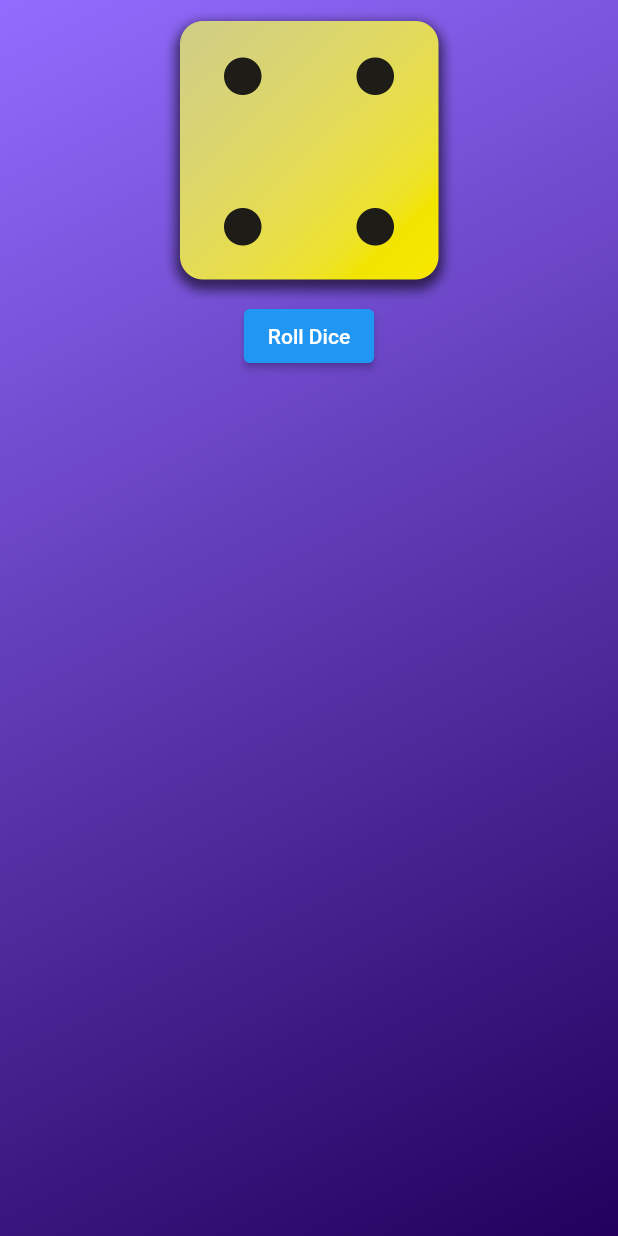
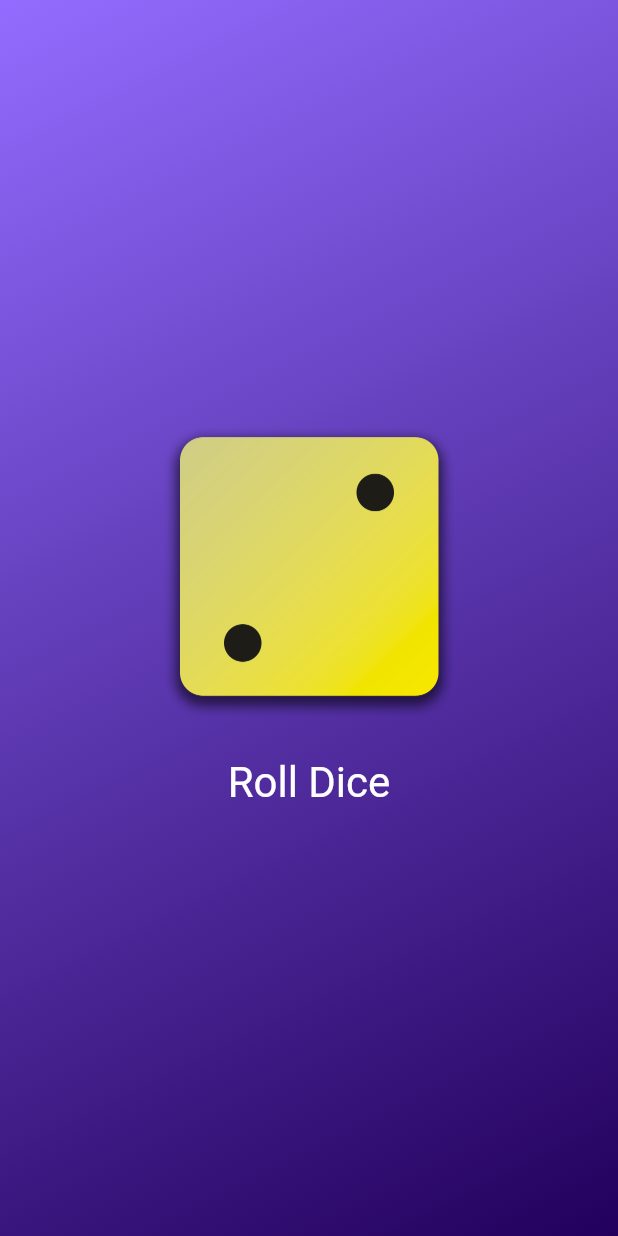
Before and after one commit to michaeltamsil/flutter_my_app, a Flutter app: the screen it shows after launch, after a tap on "Roll Dice", on a phone screen of 412 x 824 dp. Run offline on Flutter 3.47's test engine with Material 2 defaults, Android fonts, the phone set to English and light mode, and no system bars.

```diff
--- a/lib/gradient_container.dart
+++ b/lib/gradient_container.dart
@@ -4,17 +4,20 @@ const startAlignment = Alignment.topLeft;
 const endAlignment = Alignment.bottomRight;
 
 class GradientContainer extends StatelessWidget {
-  const GradientContainer(this.color1, this.color2, {super.key});
+  GradientContainer(this.color1, this.color2, {super.key});
 
-  const GradientContainer.purple({super.key})
+  GradientContainer.purple({super.key})
       : color1 = Colors.deepPurple,
         color2 = Colors.indigo;
 
   final Color color1;
   final Color color2;
 
+  var activeDiceImage = 'assets/images/dice-2.png';
+
   void rollDice() {
-    // ...
+    activeDiceImage = 'assets/images/dice-4.png';
+    print(activeDiceImage);
   }
 
   @override
@@ -29,15 +32,25 @@ class GradientContainer extends StatelessWidget {
       ),
       child: Center(
         child: Column(
+          mainAxisSize: MainAxisSize.min,
           children: [
             Image.asset(
-              'assets/images/dice-4.png',
+              activeDiceImage,
               width: 200,
             ),
-            ElevatedButton(
+            const SizedBox(
+              height: 20,
+            ),
+            TextButton(
               onPressed: rollDice,
+              style: TextButton.styleFrom(
+                foregroundColor: Colors.white,
+                textStyle: const TextStyle(
+                  fontSize: 28,
+                ),
+              ),
               child: const Text('Roll Dice'),
-            )
+            ),
           ],
         ),
       ),
--- a/lib/main.dart
+++ b/lib/main.dart
@@ -4,11 +4,11 @@ import 'package:my_app/gradient_container.dart';
 
 void main() {
   runApp(
-    const MaterialApp(
+    MaterialApp(
       home: Scaffold(
         body: GradientContainer(
-          Color.fromARGB(255, 147, 108, 255),
-          Color.fromARGB(255, 34, 0, 92),
+          const Color.fromARGB(255, 147, 108, 255),
+          const Color.fromARGB(255, 34, 0, 92),
         ),
       ),
     ),
```
